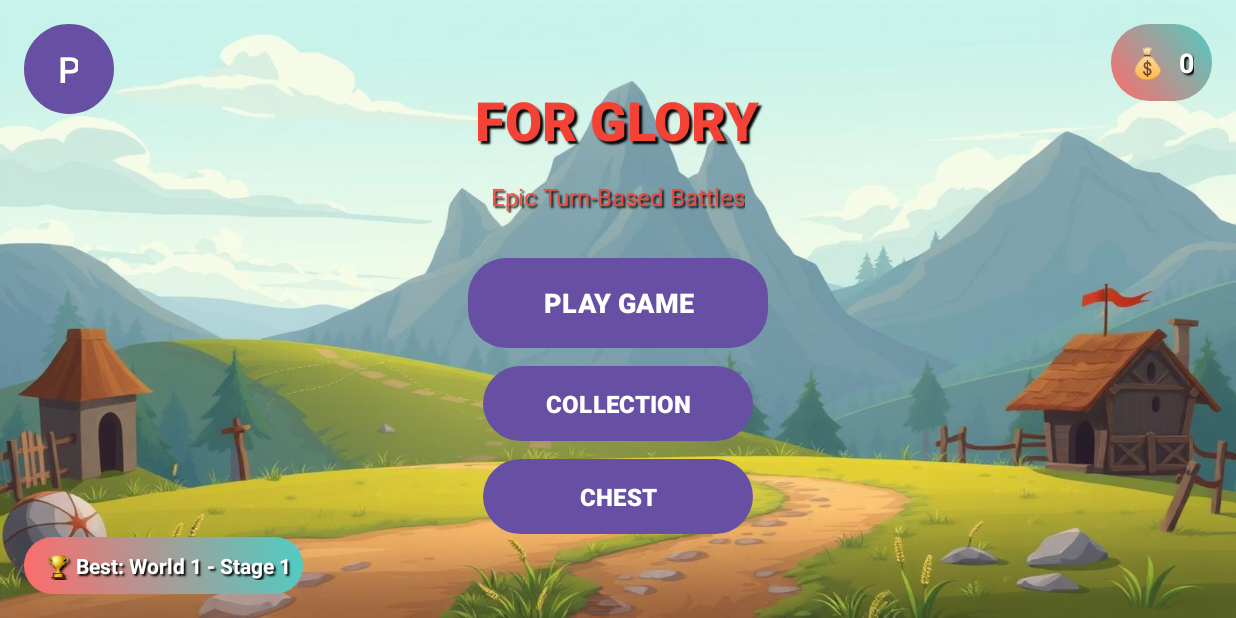
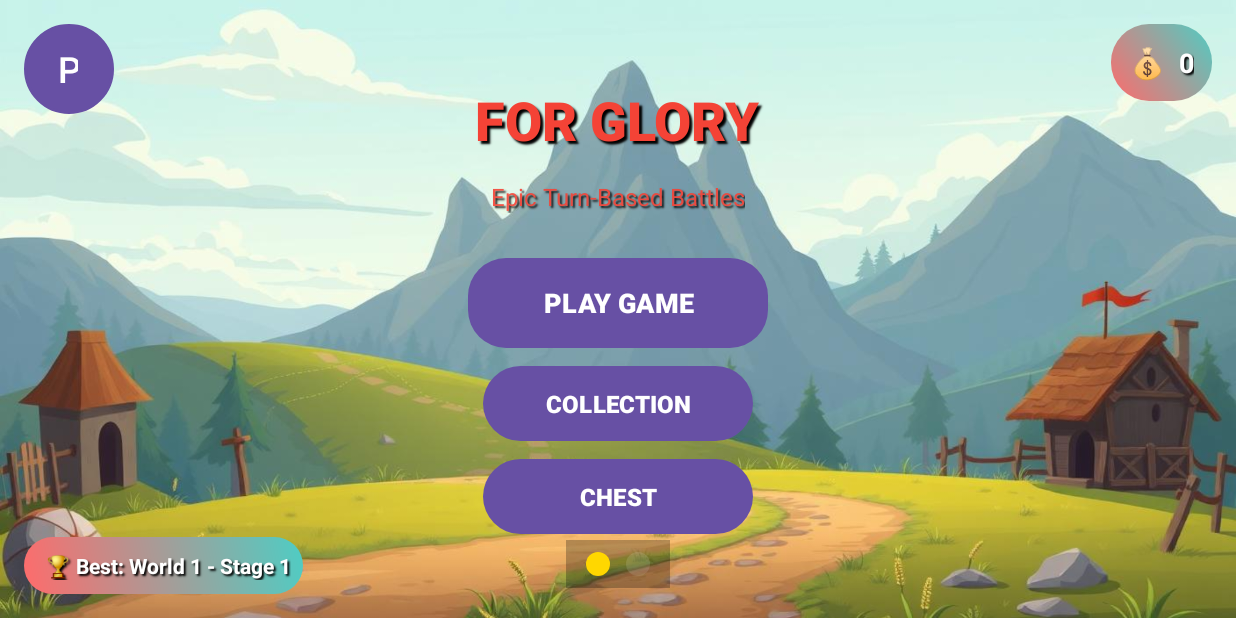
Before and after one commit to RadioactivCake/knight-battle-game, an Android app: the screen it shows after launch (MainActivity), on a phone screen of 824 x 412 dp (held sideways). Run offline under Robolectric (Android 15) with nearby library versions, the phone set to English and light mode, and no system bars.

Commit message:
still working

```diff
--- a/app/build.gradle
+++ b/app/build.gradle
@@ -37,4 +37,10 @@ dependencies {
     testImplementation libs.junit
     androidTestImplementation libs.ext.junit
     androidTestImplementation libs.espresso.core
+    implementation 'androidx.viewpager2:viewpager2:1.0.0'
+    implementation 'androidx.fragment:fragment:1.6.2'
+
+    testImplementation libs.junit
+    androidTestImplementation libs.ext.junit
+    androidTestImplementation libs.espresso.core
 }
--- /dev/null
+++ b/app/src/main/java/app/ij/game2/Chapter1Fragment.java
@@ -0,0 +1,72 @@
+package app.ij.game2;
+
+import android.content.Context;
+import android.content.SharedPreferences;
+import android.os.Bundle;
+import android.view.LayoutInflater;
+import android.view.View;
+import android.view.ViewGroup;
+import android.widget.ScrollView;
+import android.widget.TextView;
+import androidx.annotation.NonNull;
+import androidx.annotation.Nullable;
+import androidx.fragment.app.Fragment;
+
+public class Chapter1Fragment extends Fragment {
+
+    @Override
+    public View onCreateView(@NonNull LayoutInflater inflater,
+                             ViewGroup container, Bundle savedInstanceState) {
+        return inflater.inflate(R.layout.fragment_chapter1, container, false);
+    }
+
+    @Override
+    public void onViewCreated(@NonNull View view, @Nullable Bundle savedInstanceState) {
+        super.onViewCreated(view, savedInstanceState);
+
+        SharedPreferences sharedPreferences = getActivity().getSharedPreferences("GameData", Context.MODE_PRIVATE);
+
+        // Find the ScrollView to handle conflicts with ViewPager
+        ScrollView scrollView = (ScrollView) view;
+
+        // Prevent ViewPager from intercepting vertical scroll events
+        scrollView.setOnTouchListener((v, event) -> {
+            // Disable parent ViewPager when scrolling vertically
+            v.getParent().requestDisallowInterceptTouchEvent(true);
+            return false;
+        });
+
+        // Check if chapter is unlocked
+        String chapter1Knights = sharedPreferences.getString("owned_chapter1_knights", "");
+        boolean hasAxolotlLord = chapter1Knights.contains("Axolotl Lord");
+
+        TextView statusText = view.findViewById(R.id.chapterStatusText);
+
+        if (!hasAxolotlLord) {
+            statusText.setText("🔒 CHAPTER 1 LOCKED 🔒\n\n" +
+                    "Complete the ultimate evolution:\n\n" +
+                    "• Evolve Axolotl Knight to max (11 copies)\n" +
+                    "• Obtain Character Development trait (Divine rarity)\n" +
+                    "• Transform into Axolotl Lord\n\n" +
+                    "The path to tactical mastery awaits!\n\n" +
+                    "How to get Character Development trait:\n" +
+                    "1. Evolve your Axolotl Knight (need 11 copies)\n" +
+                    "2. Roll traits for Evolved Axolotl Knight (100 coins each)\n" +
+                    "3. Character Development has 4% chance (Divine tier)\n" +
+                    "4. Once you have both, ultimate evolution unlocks\n\n" +
+                    "This will unlock advanced tactical battles with positioning, strategy, and army management!");
+        } else {
+            statusText.setText("🏆 CHAPTER 1 UNLOCKED! 🏆\n\n" +
+                    "Welcome to tactical warfare!\n" +
+                    "Your Axolotl Lord awaits commands!\n\n" +
+                    "(HoMM-style battles coming soon...)\n\n" +
+                    "Features planned:\n" +
+                    "• Grid-based battlefield positioning\n" +
+                    "• Army composition strategy\n" +
+                    "• Turn-based tactical combat\n" +
+                    "• Spell system and special abilities\n" +
+                    "• Multiple victory conditions\n\n" +
+                    "This is where the real strategic depth begins!");
+        }
+    }
+}
--- /dev/null
+++ b/app/src/main/java/app/ij/game2/ChapterPagerAdapter.java
@@ -0,0 +1,34 @@
+package app.ij.game2;
+
+import android.content.SharedPreferences;
+import androidx.annotation.NonNull;
+import androidx.fragment.app.Fragment;
+import androidx.fragment.app.FragmentActivity;
+import androidx.viewpager2.adapter.FragmentStateAdapter;
+
+public class ChapterPagerAdapter extends FragmentStateAdapter {
+    private SharedPreferences sharedPreferences;
+
+    public ChapterPagerAdapter(@NonNull FragmentActivity fragmentActivity, SharedPreferences sharedPreferences) {
+        super(fragmentActivity);
+        this.sharedPreferences = sharedPreferences;
+    }
+
+    @NonNull
+    @Override
+    public Fragment createFragment(int position) {
+        switch (position) {
+            case 0:
+                return new PrologChapterFragment(); // Your existing content
+            case 1:
+                return new Chapter1Fragment(); // New chapter content
+            default:
+                return new PrologChapterFragment();
+        }
+    }
+
+    @Override
+    public int getItemCount() {
+        return 2; // Prolog + Chapter 1
+    }
+}
--- a/app/src/main/java/app/ij/game2/MainActivity.java
+++ b/app/src/main/java/app/ij/game2/MainActivity.java
@@ -9,6 +9,10 @@ import android.widget.Button;
 import android.widget.TextView;
 import androidx.appcompat.app.AppCompatActivity;
 import androidx.appcompat.app.AlertDialog;  // ADD THIS LINE
+import androidx.viewpager2.widget.ViewPager2;
+import com.google.android.material.tabs.TabLayout;
+import com.google.android.material.tabs.TabLayoutMediator;
+import android.widget.LinearLayout;
 public class MainActivity extends AppCompatActivity {
 
     private Button playButton, collectionButton, chestButton, profileButton;
@@ -16,6 +20,11 @@ public class MainActivity extends AppCompatActivity {
     private SharedPreferences sharedPreferences;
     private static boolean isFirstTime = true; // Track if this is first app launch
     private TextView progressDisplay;
+    private ViewPager2 chapterViewPager;
+    private ChapterPagerAdapter pagerAdapter;
+    private TabLayout chapterTabs;
+    private LinearLayout dotIndicatorContainer;
+    private View[] dotIndicators;
 
     @Override
     protected void onCreate(Bundle savedInstanceState) {
@@ -24,14 +33,8 @@ public class MainActivity extends AppCompatActivity {
         // Hide navigation bar and make fullscreen
         hideSystemUI();
 
-        setContentView(R.layout.activity_main);
-
-        playButton = findViewById(R.id.playButton);
-        collectionButton = findViewById(R.id.collectionButton);
-        chestButton = findViewById(R.id.chestButton);
-        profileButton = findViewById(R.id.profileButton);
-        coinDisplay = findViewById(R.id.coinDisplay);
-        progressDisplay = findViewById(R.id.progressDisplay);
+        // CHANGED: Use new layout with ViewPager
+        setContentView(R.layout.activity_main_with_chapters);
 
         // Initialize SharedPreferences for saving coins
         sharedPreferences = getSharedPreferences("GameData", MODE_PRIVATE);
@@ -44,42 +47,9 @@ public class MainActivity extends AppCompatActivity {
 
         updateKnightStats();
         fixDuplicateKnights();
-        // Load and display current coins
-        updateCoinDisplay();
-        updateProgressDisplay(); // Add this line
-        playButton.setOnClickListener(new View.OnClickListener() {
-            @Override
-            public void onClick(View v) {
-                // TESTING: Always show opening story
-                Intent storyIntent = new Intent(MainActivity.this, StoryActivity.class);
-                storyIntent.putExtra("story_type", "OPENING");
-                startActivity(storyIntent);
-            }
-        });
 
-        collectionButton.setOnClickListener(new View.OnClickListener() {
-            @Override
-            public void onClick(View v) {
-                Intent intent = new Intent(MainActivity.this, CollectionActivity.class);
-                startActivity(intent);
-            }
-        });
-
-        chestButton.setOnClickListener(new View.OnClickListener() {
-            @Override
-            public void onClick(View v) {
-                Intent intent = new Intent(MainActivity.this, ChestActivity.class);
-                startActivity(intent);
-            }
-        });
-
-        profileButton.setOnClickListener(new View.OnClickListener() {
-            @Override
-            public void onClick(View v) {
-                Intent intent = new Intent(MainActivity.this, ProfileActivity.class);
-                startActivity(intent);
-            }
-        });
+        // NEW: Initialize chapter system
+        initializeChapterSystem();
 
         showAppIntroMessage();
     }
@@ -106,10 +76,15 @@ public class MainActivity extends AppCompatActivity {
     @Override
     protected void onResume() {
         super.onResume();
-        // Update coin display when returning from game
-        updateCoinDisplay();
-        updateProgressDisplay();
+        // Update chapter access when returning from other activities
+        if (chapterViewPager != null) {
+            updateChapterAccess();
 
+            // Refresh the current fragment
+            if (pagerAdapter != null) {
+                pagerAdapter.notifyDataSetChanged();
+            }
+        }
     }
 
     private void updateCoinDisplay() {
@@ -431,5 +406,86 @@ public class MainActivity extends AppCompatActivity {
         progressDisplay.setText("🏆 Best: " + bestProgressText);
     }
 
+    private void initializeChapterSystem() {
+        // Find ViewPager and dot container
+        chapterViewPager = findViewById(R.id.chapterViewPager);
+        dotIndicatorContainer = findViewById(R.id.dotIndicatorContainer);
+
+        // Create adapter
+        pagerAdapter = new ChapterPagerAdapter(this, sharedPreferences);
+        chapterViewPager.setAdapter(pagerAdapter);
+
+        // Create dot indicators
+        createDotIndicators();
+
+        // Set up page change listener for dots
+        chapterViewPager.registerOnPageChangeCallback(new ViewPager2.OnPageChangeCallback() {
+            @Override
+            public void onPageSelected(int position) {
+                updateDotIndicators(position);
+            }
+        });
+
+        // Update chapter access based on player progress
+        updateChapterAccess();
+    }
+
+    private void updateChapterAccess() {
+        // Check if Axolotl Lord is unlocked
+        String chapter1Knights = sharedPreferences.getString("owned_chapter1_knights", "");
+        boolean hasAxolotlLord = chapter1Knights.contains("Axolotl Lord");
+
+        // Make Chapter 1 dot semi-transparent if locked
+        if (dotIndicators != null && dotIndicators.length > 1) {
+            if (!hasAxolotlLord) {
+                dotIndicators[1].setAlpha(0.3f); // Dim the Chapter 1 dot
+            } else {
+                dotIndicators[1].setAlpha(1.0f); // Full brightness when unlocked
+            }
+        }
+    }
+
+    private void createDotIndicators() {
+        int pageCount = pagerAdapter.getItemCount();
+        dotIndicators = new View[pageCount];
+
+        for (int i = 0; i < pageCount; i++) {
+            View dot = new View(this);
+
+            // Create circular dot
+            LinearLayout.LayoutParams params = new LinearLayout.LayoutParams(24, 24);
+            params.setMargins(8, 0, 8, 0);
+            dot.setLayoutParams(params);
+
+            // Make it circular
+            dot.setBackground(createDotDrawable(false));
+
+            dotIndicators[i] = dot;
+            dotIndicatorContainer.addView(dot);
+        }
+
+        // Set first dot as active
+        updateDotIndicators(0);
+    }
+
+    private android.graphics.drawable.Drawable createDotDrawable(boolean isActive) {
+        android.graphics.drawable.GradientDrawable drawable = new android.graphics.drawable.GradientDrawable();
+        drawable.setShape(android.graphics.drawable.GradientDrawable.OVAL);
+
+        if (isActive) {
+            drawable.setColor(0xFFFFD700); // Gold for active
+        } else {
+            drawable.setColor(0x66FFFFFF); // Semi-transparent white for inactive
+        }
+
+        return drawable;
+    }
+
+    private void updateDotIndicators(int activePosition) {
+        for (int i = 0; i < dotIndicators.length; i++) {
+            dotIndicators[i].setBackground(createDotDrawable(i == activePosition));
+        }
+    }
+
 
 }
--- /dev/null
+++ b/app/src/main/java/app/ij/game2/PrologChapterFragment.java
@@ -0,0 +1,104 @@
+package app.ij.game2;
+
+import android.content.Context;
+import android.content.Intent;
+import android.content.SharedPreferences;
+import android.os.Bundle;
+import android.view.LayoutInflater;
+import android.view.View;
+import android.view.ViewGroup;
+import android.widget.Button;
+import android.widget.TextView;
+import androidx.annotation.NonNull;
+import androidx.annotation.Nullable;
+import androidx.appcompat.app.AlertDialog;
+import androidx.fragment.app.Fragment;
+
+public class PrologChapterFragment extends Fragment {
+
+    // All your existing MainActivity variables
+    private Button playButton, collectionButton, chestButton, profileButton;
+    private TextView coinDisplay, progressDisplay;
+    private SharedPreferences sharedPreferences;
+
+    @Override
+    public View onCreateView(@NonNull LayoutInflater inflater,
+                             ViewGroup container, Bundle savedInstanceState) {
+        return inflater.inflate(R.layout.fragment_prolog_chapter, container, false);
+    }
+
+    @Override
+    public void onViewCreated(@NonNull View view, @Nullable Bundle savedInstanceState) {
+        super.onViewCreated(view, savedInstanceState);
+
+        // Initialize SharedPreferences
+        sharedPreferences = getActivity().getSharedPreferences("GameData", Context.MODE_PRIVATE);
+
+        // Find all your existing UI elements
+        playButton = view.findViewById(R.id.playButton);
+        collectionButton = view.findViewById(R.id.collectionButton);
+        chestButton = view.findViewById(R.id.chestButton);
+        profileButton = view.findViewById(R.id.profileButton);
+        coinDisplay = view.findViewById(R.id.coinDisplay);
+        progressDisplay = view.findViewById(R.id.progressDisplay);
+
+        // Set up all your existing click listeners
+        playButton.setOnClickListener(new View.OnClickListener() {
+            @Override
+            public void onClick(View v) {
+                // TESTING: Always show opening story
+                Intent storyIntent = new Intent(getActivity(), StoryActivity.class);
+                storyIntent.putExtra("story_type", "OPENING");
+                startActivity(storyIntent);
+            }
+        });
+
+        collectionButton.setOnClickListener(new View.OnClickListener() {
+            @Override
+            public void onClick(View v) {
+                Intent intent = new Intent(getActivity(), CollectionActivity.class);
+                startActivity(intent);
+            }
+        });
+
+        chestButton.setOnClickListener(new View.OnClickListener() {
+            @Override
+            public void onClick(View v) {
+                Intent intent = new Intent(getActivity(), ChestActivity.class);
+                startActivity(intent);
+            }
+        });
+
+        profileButton.setOnClickListener(new View.OnClickListener() {
+            @Override
+            public void onClick(View v) {
+                Intent intent = new Intent(getActivity(), ProfileActivity.class);
+                startActivity(intent);
+            }
+        });
+
+        // Update displays
+        updateCoinDisplay();
+        updateProgressDisplay();
+    }
+
+    @Override
+    public void onResume() {
+        super.onResume();
+        // Update displays when returning from other activities
+        updateCoinDisplay();
+        updateProgressDisplay();
+    }
+
+    // Copy your existing methods from MainActivity
+    private void updateCoinDisplay() {
+        int coins = sharedPreferences.getInt("coins", 0);
+        coinDisplay.setText(String.valueOf(coins));
+        android.util.Log.d("CoinSystem", "Displaying coins: " + coins);
+    }
+
+    private void updateProgressDisplay() {
+        String bestProgressText = sharedPreferences.getString("furthest_progress_text", "World 1 - Stage 1");
+        progressDisplay.setText("🏆 Best: " + bestProgressText);
+    }
+}
--- /dev/null
+++ b/app/src/main/res/layout/activity_main_with_chapters.xml
@@ -0,0 +1,54 @@
+<?xml version="1.0" encoding="utf-8"?>
+<LinearLayout xmlns:android="http://schemas.android.com/apk/res/android"
+    xmlns:app="http://schemas.android.com/aapt"
+    android:layout_width="match_parent"
+    android:layout_height="match_parent"
+    android:orientation="vertical">
+
+    <!-- Background Image that fills entire screen -->
+    <FrameLayout
+        android:layout_width="match_parent"
+        android:layout_height="0dp"
+        android:layout_weight="1">
+
+        <ImageView
+            android:layout_width="match_parent"
+            android:layout_height="match_parent"
+            android:src="@drawable/lobby_background_image"
+            android:scaleType="centerCrop"
+            android:contentDescription="Main Background" />
+
+        <!-- Content on top of background -->
+        <LinearLayout
+            android:layout_width="match_parent"
+            android:layout_height="match_parent"
+            android:orientation="vertical">
+
+            <!-- REMOVE THE OLD TABLAYOUT COMPLETELY -->
+
+            <!-- Swipeable Chapter Content (takes full screen now) -->
+            <androidx.viewpager2.widget.ViewPager2
+                android:id="@+id/chapterViewPager"
+                android:layout_width="match_parent"
+                android:layout_height="match_parent" />
+
+        </LinearLayout>
+
+        <!-- NEW: Dot Indicators at bottom (like phone home screen) -->
+        <LinearLayout
+            android:id="@+id/dotIndicatorContainer"
+            android:layout_width="wrap_content"
+            android:layout_height="wrap_content"
+            android:layout_gravity="bottom|center_horizontal"
+            android:layout_marginBottom="20dp"
+            android:orientation="horizontal"
+            android:padding="8dp"
+            android:background="#44000000">
+
+            <!-- Dots will be added programmatically -->
+
+        </LinearLayout>
+
+    </FrameLayout>
+
+</LinearLayout>
--- /dev/null
+++ b/app/src/main/res/layout/fragment_chapter1.xml
@@ -0,0 +1,28 @@
+<?xml version="1.0" encoding="utf-8"?>
+<ScrollView xmlns:android="http://schemas.android.com/apk/res/android"
+    android:layout_width="match_parent"
+    android:layout_height="match_parent"
+    android:background="#1a1a2e"
+    android:fillViewport="true">
+
+    <LinearLayout
+        android:layout_width="match_parent"
+        android:layout_height="wrap_content"
+        android:orientation="vertical"
+        android:gravity="center"
+        android:padding="40dp">
+
+        <TextView
+            android:id="@+id/chapterStatusText"
+            android:layout_width="match_parent"
+            android:layout_height="wrap_content"
+            android:text="Loading Chapter 1..."
+            android:textColor="#FFFFFF"
+            android:textSize="18sp"
+            android:gravity="center"
+            android:lineSpacingMultiplier="1.5"
+            android:scrollbars="vertical" />
+
+    </LinearLayout>
+
+</ScrollView>
--- /dev/null
+++ b/app/src/main/res/layout/fragment_prolog_chapter.xml
@@ -0,0 +1,154 @@
+<?xml version="1.0" encoding="utf-8"?>
+<FrameLayout xmlns:android="http://schemas.android.com/apk/res/android"
+    android:layout_width="match_parent"
+    android:layout_height="match_parent">
+
+    <!-- All your existing MainActivity content goes here -->
+    <LinearLayout
+        android:layout_width="match_parent"
+        android:layout_height="match_parent"
+        android:gravity="center"
+        android:orientation="vertical"
+        android:padding="32dp"
+        android:clipChildren="false"
+        android:clipToPadding="false">
+
+        <TextView
+            android:layout_width="wrap_content"
+            android:layout_height="wrap_content"
+            android:text="FOR GLORY"
+            android:textSize="36sp"
+            android:textStyle="bold"
+            android:textColor="#F44336"
+            android:shadowColor="@android:color/black"
+            android:shadowDx="3"
+            android:shadowDy="3"
+            android:shadowRadius="1"
+            android:layout_marginBottom="16dp"
+            android:fontFamily="sans-serif-black" />
+
+        <TextView
+            android:layout_width="wrap_content"
+            android:layout_height="wrap_content"
+            android:text="Epic Turn-Based Battles"
+            android:textSize="16sp"
+            android:textColor="#F44336"
+            android:shadowColor="@android:color/black"
+            android:shadowDx="2"
+            android:shadowDy="2"
+            android:shadowRadius="1"
+            android:layout_marginBottom="30dp"
+            android:alpha="0.9" />
+
+        <Button
+            android:id="@+id/playButton"
+            android:layout_width="200dp"
+            android:layout_height="60dp"
+            android:text="PLAY GAME"
+            android:textSize="18sp"
+            android:textStyle="bold"
+            android:background="@drawable/button_style"
+            android:textColor="@android:color/white"
+            android:layout_marginBottom="12dp" />
+
+        <Button
+            android:id="@+id/collectionButton"
+            android:layout_width="180dp"
+            android:layout_height="50dp"
+            android:text="COLLECTION"
+            android:textSize="16sp"
+            android:textStyle="bold"
+            android:background="@drawable/button_style"
+            android:textColor="@android:color/white"
+            android:layout_marginBottom="12dp" />
+
+        <Button
+            android:id="@+id/chestButton"
+            android:layout_width="180dp"
+            android:layout_height="50dp"
+            android:text="CHEST"
+            android:textSize="16sp"
+            android:textStyle="bold"
+            android:background="@drawable/button_style"
+            android:textColor="@android:color/white" />
+
+    </LinearLayout>
+
+    <!-- Profile Button - Positioned absolutely in top left -->
+    <Button
+        android:id="@+id/profileButton"
+        android:layout_width="60dp"
+        android:layout_height="60dp"
+        android:layout_gravity="start|top"
+        android:layout_margin="16dp"
+        android:text="P"
+        android:textSize="24sp"
+        android:background="@drawable/circle_button_style"
+        android:textColor="#FFFFFF" />
+
+    <!-- Coin Display - Positioned absolutely in top right -->
+    <LinearLayout
+        android:layout_width="wrap_content"
+        android:layout_height="wrap_content"
+        android:layout_gravity="end|top"
+        android:layout_margin="16dp"
+        android:background="@drawable/button_style"
+        android:orientation="horizontal"
+        android:padding="12dp"
+        android:gravity="center">
+
+        <TextView
+            android:layout_width="wrap_content"
+            android:layout_height="wrap_content"
+            android:text="💰"
+            android:textSize="20sp"
+            android:layout_marginEnd="8dp" />
+
+        <TextView
+            android:id="@+id/coinDisplay"
+            android:layout_width="wrap_content"
+            android:layout_height="wrap_content"
+            android:text="0"
+            android:textSize="18sp"
+            android:textStyle="bold"
+            android:textColor="@android:color/white"
+            android:shadowColor="@android:color/black"
+            android:shadowDx="2"
+            android:shadowDy="2"
+            android:shadowRadius="1" />
+
+    </LinearLayout>
+
+    <LinearLayout
+        android:layout_width="wrap_content"
+        android:layout_height="wrap_content"
+        android:layout_gravity="start|bottom"
+        android:layout_marginBottom="16dp"
+        android:layout_marginStart="16dp"
+        android:background="@drawable/button_style"
+        android:orientation="horizontal"
+        android:padding="8dp"
+        android:gravity="center">
+
+        <TextView
+            android:layout_width="wrap_content"
+            android:layout_height="wrap_content"
+            android:textSize="16sp"
+            android:layout_marginEnd="6dp" />
+
+        <TextView
+            android:id="@+id/progressDisplay"
+            android:layout_width="wrap_content"
+            android:layout_height="wrap_content"
+            android:text=""
+            android:textSize="14sp"
+            android:textStyle="bold"
+            android:textColor="@android:color/white"
+            android:shadowColor="@android:color/black"
+            android:shadowDx="2"
+            android:shadowDy="2"
+            android:shadowRadius="1" />
+
+    </LinearLayout>
+
+</FrameLayout>
--- a/app/src/main/res/values/themes.xml
+++ b/app/src/main/res/values/themes.xml
@@ -6,4 +6,12 @@
     </style>
 
     <style name="Theme.Game" parent="Base.Theme.Game" />
+
+    <!-- REPLACE WITH THIS SIMPLER VERSION -->
+    <style name="CustomTabText">
+        <item name="android:textSize">14sp</item>
+        <item name="android:textStyle">bold</item>
+        <item name="android:textColor">@android:color/white</item>
+    </style>
+
 </resources>
```
